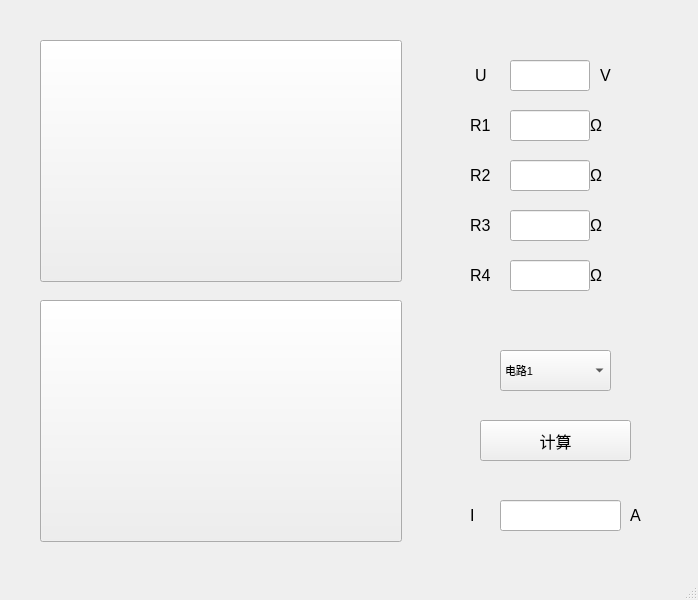
First picture: the form in GUI.ui, repository FlyBehindRussQ/8.16class, before the edit.
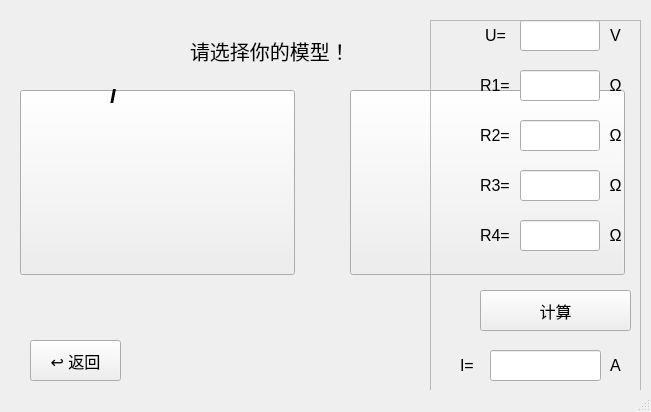
Second picture: the form after the edit.

```diff
--- a/GUI.ui
+++ b/GUI.ui
@@ -6,8 +6,8 @@
    <rect>
     <x>0</x>
     <y>0</y>
-    <width>698</width>
-    <height>600</height>
+    <width>651</width>
+    <height>412</height>
    </rect>
   </property>
   <property name="maximumSize">
@@ -28,10 +28,10 @@
    <widget class="QPushButton" name="model_1">
     <property name="geometry">
      <rect>
-      <x>40</x>
-      <y>40</y>
-      <width>362</width>
-      <height>242</height>
+      <x>350</x>
+      <y>90</y>
+      <width>275</width>
+      <height>185</height>
      </rect>
     </property>
     <property name="text">
@@ -41,22 +41,50 @@
    <widget class="QPushButton" name="model_2">
     <property name="geometry">
      <rect>
-      <x>40</x>
-      <y>300</y>
-      <width>362</width>
-      <height>242</height>
+      <x>20</x>
+      <y>90</y>
+      <width>275</width>
+      <height>185</height>
      </rect>
     </property>
     <property name="text">
      <string/>
     </property>
    </widget>
+   <widget class="QLabel" name="circuit">
+    <property name="geometry">
+     <rect>
+      <x>30</x>
+      <y>40</y>
+      <width>420</width>
+      <height>280</height>
+     </rect>
+    </property>
+    <property name="text">
+     <string/>
+    </property>
+   </widget>
+   <widget class="QFrame" name="frame_IO">
+    <property name="geometry">
+     <rect>
+      <x>430</x>
+      <y>20</y>
+      <width>211</width>
+      <height>371</height>
+     </rect>
+    </property>
+    <property name="frameShape">
+     <enum>QFrame::StyledPanel</enum>
+    </property>
+    <property name="frameShadow">
+     <enum>QFrame::Raised</enum>
+    </property>
    <widget class="QLabel" name="label_R_1">
     <property name="geometry">
      <rect>
-      <x>470</x>
-      <y>110</y>
-      <width>31</width>
+       <x>50</x>
+       <y>50</y>
+       <width>40</width>
       <height>31</height>
      </rect>
     </property>
@@ -66,15 +94,15 @@
      </font>
     </property>
     <property name="text">
-     <string>R1</string>
-    </property>
-   </widget>
-   <widget class="QLabel" name="label_R_2">
+      <string>R1=</string>
+     </property>
+    </widget>
+    <widget class="QLabel" name="label_V">
     <property name="geometry">
      <rect>
-      <x>470</x>
-      <y>160</y>
-      <width>31</width>
+       <x>55</x>
+       <y>0</y>
+       <width>36</width>
       <height>31</height>
      </rect>
     </property>
@@ -84,14 +112,32 @@
      </font>
     </property>
     <property name="text">
-     <string>R2</string>
+      <string>U=</string>
     </property>
    </widget>
    <widget class="QLabel" name="label_R_3">
     <property name="geometry">
      <rect>
-      <x>470</x>
-      <y>210</y>
+       <x>50</x>
+       <y>150</y>
+       <width>40</width>
+       <height>31</height>
+      </rect>
+     </property>
+     <property name="font">
+      <font>
+       <pointsize>12</pointsize>
+      </font>
+     </property>
+     <property name="text">
+      <string>R3=</string>
+     </property>
+    </widget>
+    <widget class="QLabel" name="label_R_5">
+     <property name="geometry">
+      <rect>
+       <x>170</x>
+       <y>50</y>
       <width>31</width>
       <height>31</height>
      </rect>
@@ -102,14 +148,35 @@
      </font>
     </property>
     <property name="text">
-     <string>R3</string>
+      <string>Ω</string>
+     </property>
+     <property name="alignment">
+      <set>Qt::AlignCenter</set>
     </property>
    </widget>
    <widget class="QLabel" name="label_R_4">
     <property name="geometry">
      <rect>
-      <x>470</x>
-      <y>260</y>
+       <x>50</x>
+       <y>200</y>
+       <width>40</width>
+       <height>31</height>
+      </rect>
+     </property>
+     <property name="font">
+      <font>
+       <pointsize>12</pointsize>
+      </font>
+     </property>
+     <property name="text">
+      <string>R4=</string>
+     </property>
+    </widget>
+    <widget class="QLabel" name="label_R_6">
+     <property name="geometry">
+      <rect>
+       <x>170</x>
+       <y>100</y>
       <width>31</width>
       <height>31</height>
      </rect>
@@ -120,14 +187,56 @@
      </font>
     </property>
     <property name="text">
-     <string>R4</string>
-    </property>
-   </widget>
-   <widget class="QLineEdit" name="input_R_1">
+      <string>Ω</string>
+     </property>
+     <property name="alignment">
+      <set>Qt::AlignCenter</set>
+     </property>
+    </widget>
+    <widget class="QLabel" name="label_R_7">
     <property name="geometry">
      <rect>
-      <x>510</x>
-      <y>110</y>
+       <x>170</x>
+       <y>150</y>
+       <width>31</width>
+       <height>31</height>
+      </rect>
+     </property>
+     <property name="font">
+      <font>
+       <pointsize>12</pointsize>
+      </font>
+     </property>
+     <property name="text">
+      <string>Ω</string>
+     </property>
+     <property name="alignment">
+      <set>Qt::AlignCenter</set>
+     </property>
+    </widget>
+    <widget class="QLabel" name="label_R_2">
+     <property name="geometry">
+      <rect>
+       <x>50</x>
+       <y>100</y>
+       <width>40</width>
+       <height>31</height>
+      </rect>
+     </property>
+     <property name="font">
+      <font>
+       <pointsize>12</pointsize>
+      </font>
+     </property>
+     <property name="text">
+      <string>R2=</string>
+     </property>
+    </widget>
+    <widget class="QLineEdit" name="input_V">
+     <property name="geometry">
+      <rect>
+       <x>90</x>
+       <y>0</y>
       <width>80</width>
       <height>31</height>
      </rect>
@@ -147,29 +256,8 @@
    <widget class="QLineEdit" name="input_R_2">
     <property name="geometry">
      <rect>
-      <x>510</x>
-      <y>160</y>
-      <width>80</width>
-      <height>31</height>
-     </rect>
-    </property>
-    <property name="font">
-     <font>
-      <pointsize>12</pointsize>
-     </font>
-    </property>
-    <property name="text">
-     <string/>
-    </property>
-    <property name="alignment">
-     <set>Qt::AlignRight|Qt::AlignTrailing|Qt::AlignVCenter</set>
-    </property>
-   </widget>
-   <widget class="QLineEdit" name="input_R_3">
-    <property name="geometry">
-     <rect>
-      <x>510</x>
-      <y>210</y>
+       <x>90</x>
+       <y>100</y>
       <width>80</width>
       <height>31</height>
      </rect>
@@ -189,8 +277,8 @@
    <widget class="QLineEdit" name="input_R_4">
     <property name="geometry">
      <rect>
-      <x>510</x>
-      <y>260</y>
+       <x>90</x>
+       <y>200</y>
       <width>80</width>
       <height>31</height>
      </rect>
@@ -207,127 +295,11 @@
      <set>Qt::AlignRight|Qt::AlignTrailing|Qt::AlignVCenter</set>
     </property>
    </widget>
-   <widget class="QLabel" name="label_V">
-    <property name="geometry">
-     <rect>
-      <x>475</x>
-      <y>60</y>
-      <width>31</width>
-      <height>31</height>
-     </rect>
-    </property>
-    <property name="font">
-     <font>
-      <pointsize>12</pointsize>
-     </font>
-    </property>
-    <property name="text">
-     <string>U</string>
-    </property>
-   </widget>
-   <widget class="QLineEdit" name="input_V">
-    <property name="geometry">
-     <rect>
-      <x>510</x>
-      <y>60</y>
-      <width>80</width>
-      <height>31</height>
-     </rect>
-    </property>
-    <property name="font">
-     <font>
-      <pointsize>12</pointsize>
-     </font>
-    </property>
-    <property name="text">
-     <string/>
-    </property>
-    <property name="alignment">
-     <set>Qt::AlignRight|Qt::AlignTrailing|Qt::AlignVCenter</set>
-    </property>
-   </widget>
-   <widget class="QPushButton" name="calculate">
-    <property name="geometry">
-     <rect>
-      <x>480</x>
-      <y>420</y>
-      <width>151</width>
-      <height>41</height>
-     </rect>
-    </property>
-    <property name="font">
-     <font>
-      <pointsize>12</pointsize>
-     </font>
-    </property>
-    <property name="text">
-     <string>计算</string>
-    </property>
-   </widget>
-   <widget class="QLabel" name="label_I">
-    <property name="geometry">
-     <rect>
-      <x>470</x>
-      <y>500</y>
-      <width>31</width>
-      <height>31</height>
-     </rect>
-    </property>
-    <property name="font">
-     <font>
-      <pointsize>12</pointsize>
-     </font>
-    </property>
-    <property name="text">
-     <string>I</string>
-    </property>
-   </widget>
-   <widget class="QLineEdit" name="output_I">
-    <property name="geometry">
-     <rect>
-      <x>500</x>
-      <y>500</y>
-      <width>121</width>
-      <height>31</height>
-     </rect>
-    </property>
-    <property name="font">
-     <font>
-      <pointsize>12</pointsize>
-     </font>
-    </property>
-   </widget>
-   <widget class="QLabel" name="circuit_1">
-    <property name="geometry">
-     <rect>
-      <x>40</x>
-      <y>40</y>
-      <width>200</width>
-      <height>150</height>
-     </rect>
-    </property>
-    <property name="text">
-     <string/>
-    </property>
-   </widget>
-   <widget class="QLabel" name="circuit_2">
-    <property name="geometry">
-     <rect>
-      <x>40</x>
-      <y>300</y>
-      <width>362</width>
-      <height>242</height>
-     </rect>
-    </property>
-    <property name="text">
-     <string/>
-    </property>
-   </widget>
    <widget class="QLabel" name="label_V_2">
     <property name="geometry">
      <rect>
-      <x>590</x>
-      <y>60</y>
+       <x>170</x>
+       <y>0</y>
       <width>31</width>
       <height>31</height>
      </rect>
@@ -344,65 +316,11 @@
      <set>Qt::AlignCenter</set>
     </property>
    </widget>
-   <widget class="QLabel" name="label_R_5">
-    <property name="geometry">
-     <rect>
-      <x>590</x>
-      <y>110</y>
-      <width>31</width>
-      <height>31</height>
-     </rect>
-    </property>
-    <property name="font">
-     <font>
-      <pointsize>12</pointsize>
-     </font>
-    </property>
-    <property name="text">
-     <string>Ω</string>
-    </property>
-   </widget>
-   <widget class="QLabel" name="label_R_6">
-    <property name="geometry">
-     <rect>
-      <x>590</x>
-      <y>160</y>
-      <width>31</width>
-      <height>31</height>
-     </rect>
-    </property>
-    <property name="font">
-     <font>
-      <pointsize>12</pointsize>
-     </font>
-    </property>
-    <property name="text">
-     <string>Ω</string>
-    </property>
-   </widget>
-   <widget class="QLabel" name="label_R_7">
-    <property name="geometry">
-     <rect>
-      <x>590</x>
-      <y>210</y>
-      <width>31</width>
-      <height>31</height>
-     </rect>
-    </property>
-    <property name="font">
-     <font>
-      <pointsize>12</pointsize>
-     </font>
-    </property>
-    <property name="text">
-     <string>Ω</string>
-    </property>
-   </widget>
    <widget class="QLabel" name="label_R_8">
     <property name="geometry">
      <rect>
-      <x>590</x>
-      <y>260</y>
+       <x>170</x>
+       <y>200</y>
       <width>31</width>
       <height>31</height>
      </rect>
@@ -414,13 +332,76 @@
     </property>
     <property name="text">
      <string>Ω</string>
+     </property>
+     <property name="alignment">
+      <set>Qt::AlignCenter</set>
+     </property>
+    </widget>
+    <widget class="QLineEdit" name="input_R_1">
+     <property name="geometry">
+      <rect>
+       <x>90</x>
+       <y>50</y>
+       <width>80</width>
+       <height>31</height>
+      </rect>
+     </property>
+     <property name="font">
+      <font>
+       <pointsize>12</pointsize>
+      </font>
+     </property>
+     <property name="text">
+      <string/>
+     </property>
+     <property name="alignment">
+      <set>Qt::AlignRight|Qt::AlignTrailing|Qt::AlignVCenter</set>
+     </property>
+    </widget>
+    <widget class="QLineEdit" name="input_R_3">
+     <property name="geometry">
+      <rect>
+       <x>90</x>
+       <y>150</y>
+       <width>80</width>
+       <height>31</height>
+      </rect>
+     </property>
+     <property name="font">
+      <font>
+       <pointsize>12</pointsize>
+      </font>
+     </property>
+     <property name="text">
+      <string/>
+     </property>
+     <property name="alignment">
+      <set>Qt::AlignRight|Qt::AlignTrailing|Qt::AlignVCenter</set>
+     </property>
+    </widget>
+    <widget class="QPushButton" name="calculate">
+     <property name="geometry">
+      <rect>
+       <x>50</x>
+       <y>270</y>
+       <width>151</width>
+       <height>41</height>
+      </rect>
+     </property>
+     <property name="font">
+      <font>
+       <pointsize>12</pointsize>
+      </font>
+     </property>
+     <property name="text">
+      <string>计算</string>
     </property>
    </widget>
    <widget class="QLabel" name="label_V_3">
     <property name="geometry">
      <rect>
-      <x>620</x>
-      <y>500</y>
+       <x>170</x>
+       <y>330</y>
       <width>31</width>
       <height>31</height>
      </rect>
@@ -437,31 +418,108 @@
      <set>Qt::AlignCenter</set>
     </property>
    </widget>
-   <widget class="QComboBox" name="comboBox">
+    <widget class="QLabel" name="label_I">
     <property name="geometry">
      <rect>
-      <x>500</x>
-      <y>350</y>
+       <x>30</x>
+       <y>330</y>
+       <width>31</width>
+       <height>31</height>
+      </rect>
+     </property>
+     <property name="font">
+      <font>
+       <pointsize>12</pointsize>
+      </font>
+     </property>
+     <property name="text">
+      <string>I=</string>
+     </property>
+    </widget>
+    <widget class="QLineEdit" name="output_I">
+     <property name="geometry">
+      <rect>
+       <x>60</x>
+       <y>330</y>
       <width>111</width>
+       <height>31</height>
+      </rect>
+     </property>
+     <property name="font">
+      <font>
+       <pointsize>12</pointsize>
+      </font>
+     </property>
+     <property name="alignment">
+      <set>Qt::AlignRight|Qt::AlignTrailing|Qt::AlignVCenter</set>
+     </property>
+    </widget>
+   </widget>
+   <widget class="QLabel" name="slogan">
+    <property name="geometry">
+     <rect>
+      <x>190</x>
+      <y>30</y>
+      <width>251</width>
       <height>41</height>
      </rect>
     </property>
     <property name="font">
      <font>
-      <pointsize>8</pointsize>
+      <pointsize>15</pointsize>
      </font>
     </property>
-    <item>
      <property name="text">
-      <string>电路1</string>
-     </property>
-    </item>
-    <item>
+     <string>请选择你的模型！</string>
+    </property>
+   </widget>
+   <widget class="QPushButton" name="goback">
+    <property name="geometry">
+     <rect>
+      <x>30</x>
+      <y>340</y>
+      <width>91</width>
+      <height>41</height>
+     </rect>
+    </property>
+    <property name="font">
+     <font>
+      <pointsize>12</pointsize>
+     </font>
+    </property>
      <property name="text">
-      <string>电路2</string>
-     </property>
-    </item>
+     <string>↩ 返回</string>
+    </property>
    </widget>
+   <widget class="QLabel" name="current">
+    <property name="geometry">
+     <rect>
+      <x>110</x>
+      <y>80</y>
+      <width>201</width>
+      <height>31</height>
+     </rect>
+    </property>
+    <property name="font">
+     <font>
+      <pointsize>15</pointsize>
+      <weight>75</weight>
+      <italic>true</italic>
+      <bold>true</bold>
+      <underline>false</underline>
+     </font>
+    </property>
+    <property name="text">
+     <string>I</string>
+    </property>
+   </widget>
+   <zorder>model_1</zorder>
+   <zorder>model_2</zorder>
+   <zorder>frame_IO</zorder>
+   <zorder>slogan</zorder>
+   <zorder>goback</zorder>
+   <zorder>circuit</zorder>
+   <zorder>current</zorder>
   </widget>
   <widget class="QStatusBar" name="statusbar"/>
  </widget>
```
Lines whose indentation alone changed are shown as unchanged.
